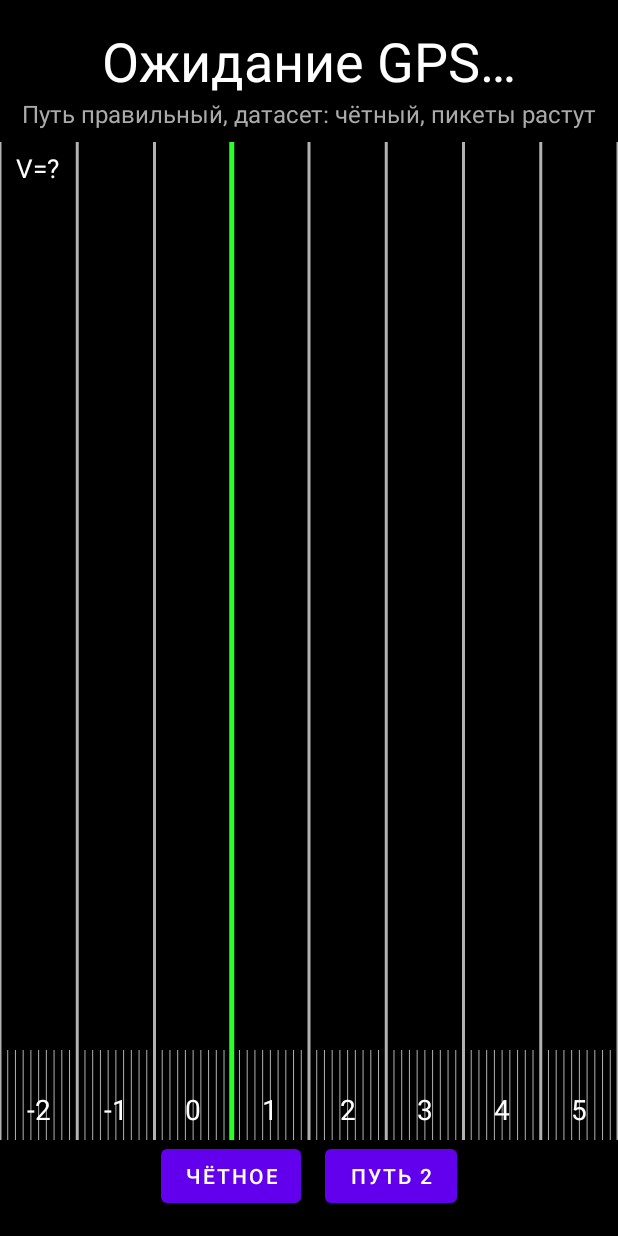
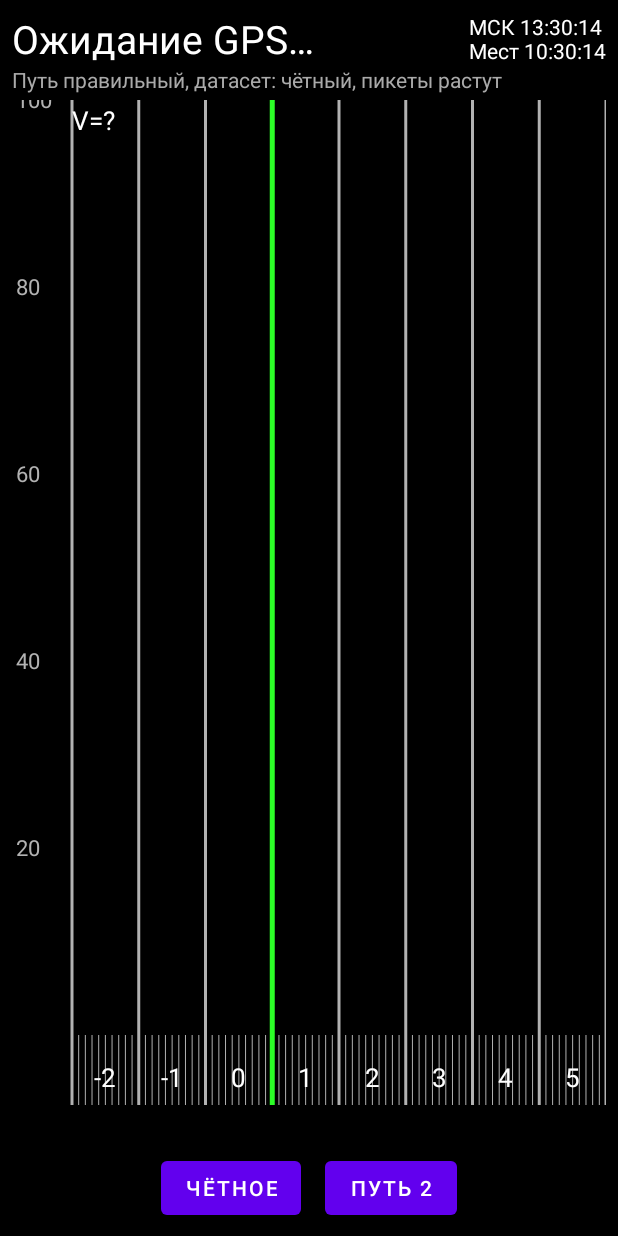
Before and after one commit to alex2512801/train-driver-app, an Android app: the screen it shows after launch (MainActivity), after a tap on "ПУТЬ 1", on a phone screen of 412 x 824 dp. Run offline under Robolectric (Android 15) with nearby library versions, the phone set to English and light mode, and no system bars; 3 other taps on this screen came first.

Commit message:
Fix main screen to match the actual mockup from spec section 14
The first main-screen slice was built from the text description in
spec section 7 alone -- I never read pages 8-14 of the original spec
PDF, which is where section 14 ("Приложение: полный набор изображений
макетов") actually lives with real screenshots of the intended screen.
That first version was missing a header, speed numbers on the steps
themselves, a speed scale, and the status bar, and looked nothing like
the real thing.

- TrackProfileView: added a left-side speed axis (100/80/60/40/20) and
  a bold speed number centered on each step (merging adjacent
  same-speed samples into one segment first, so the number has
  somewhere sensible to sit), matching the mockup's look.
- SpeedLimitResolver.findNextChange(): scans ahead in the direction of
  travel for the next point where the speed limit changes -- needed
  for the status bar's "V=.../S=..." cell.
- MainActivity/activity_main.xml: added a header (coordinate + live
  MSK/local clock, MSK computed as a fixed UTC+3 offset) and the
  5-cell status bar from spec section 7 (Vф from real GPS speed, V=/S=
  from findNextChange; Уклон/Голова/Хвост still "-" -- no relief or
  signal-position data yet).
- Republished the HTML preview with the same fixes so it can be
  checked without building the APK.

Still missing from this slice: destination station name and
connectivity/battery icons in the header, the signal line with
distance tags, signal/station icons, pictogram row, relief profile,
temporary-restriction hatching (no temporary-restriction data yet),
gradient/head/tail status cells (no relief or signal-position data),
day/night mode.

Co-Authored-By: Claude Sonnet 5 <noreply@anthropic.com>
Claude-Session: https://claude.ai/code/session_01MeqXy3bM3pXBsLT7y2uZA9

```diff
--- a/app/src/main/java/ru/traindriver/app/MainActivity.kt
+++ b/app/src/main/java/ru/traindriver/app/MainActivity.kt
@@ -3,12 +3,19 @@ package ru.traindriver.app
 import android.Manifest
 import android.annotation.SuppressLint
 import android.content.pm.PackageManager
+import android.location.Location
 import android.os.Bundle
+import android.os.Handler
+import android.os.Looper
 import android.widget.Button
 import android.widget.TextView
 import androidx.activity.result.contract.ActivityResultContracts
 import androidx.appcompat.app.AppCompatActivity
 import androidx.core.content.ContextCompat
+import java.text.SimpleDateFormat
+import java.util.Date
+import java.util.Locale
+import java.util.TimeZone
 import ru.traindriver.app.location.GpsLocationProvider
 import ru.traindriver.app.route.ChainageFormatter
 import ru.traindriver.app.route.Direction
@@ -17,12 +24,15 @@ import ru.traindriver.app.route.PathStatus
 import ru.traindriver.app.route.RouteAssetLoader
 import ru.traindriver.app.route.RouteTrack
 import ru.traindriver.app.route.SpeedLimitAssetLoader
+import ru.traindriver.app.route.SpeedLimitResolver
 import ru.traindriver.app.ui.TrackProfileView
 
 class MainActivity : AppCompatActivity() {
 
     private lateinit var coordinateText: TextView
     private lateinit var directionInfoText: TextView
+    private lateinit var timeText: TextView
+    private lateinit var statusBarText: TextView
     private lateinit var directionButton: Button
     private lateinit var pathButton: Button
     private lateinit var trackProfileView: TrackProfileView
@@ -40,6 +50,24 @@ class MainActivity : AppCompatActivity() {
         )
     }
 
+    private val speedLimits by lazy { SpeedLimitAssetLoader.loadSpeedLimits(this) }
+    private val speedLimitResolver by lazy { SpeedLimitResolver(speedLimits) }
+
+    // РЖД всегда работает по московскому времени (ТЗ раздел 7) — местное берём из часового
+    // пояса самого телефона, оба видны одновременно.
+    private val mskFormat = SimpleDateFormat("HH:mm:ss", Locale.getDefault()).apply {
+        timeZone = TimeZone.getTimeZone("Europe/Moscow")
+    }
+    private val localFormat = SimpleDateFormat("HH:mm:ss", Locale.getDefault())
+    private val timeHandler = Handler(Looper.getMainLooper())
+    private val timeUpdater = object : Runnable {
+        override fun run() {
+            val now = Date()
+            timeText.text = "МСК ${mskFormat.format(now)}\nМест ${localFormat.format(now)}"
+            timeHandler.postDelayed(this, 1000)
+        }
+    }
+
     private val requestPermissionLauncher =
         registerForActivityResult(ActivityResultContracts.RequestPermission()) { granted ->
             if (granted) {
@@ -55,12 +83,15 @@ class MainActivity : AppCompatActivity() {
 
         coordinateText = findViewById(R.id.coordinateText)
         directionInfoText = findViewById(R.id.directionInfoText)
+        timeText = findViewById(R.id.timeText)
+        statusBarText = findViewById(R.id.statusBarText)
         directionButton = findViewById(R.id.directionButton)
         pathButton = findViewById(R.id.pathButton)
         trackProfileView = findViewById(R.id.trackProfileView)
         gpsLocationProvider = GpsLocationProvider(this)
 
-        trackProfileView.setSpeedLimits(SpeedLimitAssetLoader.loadSpeedLimits(this))
+        trackProfileView.setSpeedLimits(speedLimits)
+        timeHandler.post(timeUpdater)
 
         directionButton.setOnClickListener {
             val newDirection = directionSelection.direction.opposite()
@@ -83,6 +114,7 @@ class MainActivity : AppCompatActivity() {
 
     override fun onDestroy() {
         gpsLocationProvider.stop()
+        timeHandler.removeCallbacks(timeUpdater)
         super.onDestroy()
     }
 
@@ -118,6 +150,26 @@ class MainActivity : AppCompatActivity() {
             val chainageM = routeTrack.chainageMetersFor(location.latitude, location.longitude)
             coordinateText.text = ChainageFormatter.format(chainageM)
             trackProfileView.setTrainPositionM(chainageM)
+            statusBarText.text = buildStatusBarText(location, chainageM)
         }
     }
+
+    // Нижняя статусная строка (ТЗ раздел 7): Vф | уклон | V=/S= | голова | хвост.
+    // Уклон/голова/хвост пока "—" — нет данных о рельефе и о км+пк сигналов (см. README).
+    private fun buildStatusBarText(location: Location, chainageM: Double): String {
+        val vf = if (location.hasSpeed()) "Vф=${(location.speed * 3.6).toInt()}" else "Vф=?"
+
+        val next = speedLimitResolver.findNextChange(
+            direction = directionSelection.effectiveDataset,
+            fromMeters = chainageM,
+            forward = directionSelection.picketsGrowing
+        )
+        val nextText = if (next != null) {
+            "V=${next.speedLimit.speedKmh} S=${next.distanceM.toInt()}м"
+        } else {
+            "V=? S=?"
+        }
+
+        return "$vf   Уклон=—   $nextText   Голова=—   Хвост=—"
+    }
 }
--- a/app/src/main/java/ru/traindriver/app/route/SpeedLimitResolver.kt
+++ b/app/src/main/java/ru/traindriver/app/route/SpeedLimitResolver.kt
@@ -1,4 +1,9 @@
 package ru.traindriver.app.route
+
+import kotlin.math.abs
+
+/** Следующее ограничение с ДРУГОЙ скоростью впереди по ходу движения и расстояние до него. */
+data class NextRestriction(val speedLimit: SpeedLimit, val distanceM: Double)
 
 /**
  * Ищет действующее ограничение скорости в точке пути. В данных есть "общая" строка на весь
@@ -12,4 +17,29 @@ class SpeedLimitResolver(private val limits: List<SpeedLimit>) {
         limits.asSequence()
             .filter { it.direction == direction && it.contains(meters) }
             .minByOrNull { it.lengthM }
+
+    /**
+     * Ищет ближайшую впереди точку, где действующая скорость меняется (нижняя статусная
+     * строка ТЗ раздел 7: "V=[скорость] км/ч" / "S=[расстояние] м"). [forward] — двигаться ли
+     * в сторону роста метров (чётное) или убывания (нечётное), см. DirectionSelection.picketsGrowing.
+     */
+    fun findNextChange(
+        direction: Direction,
+        fromMeters: Double,
+        forward: Boolean,
+        maxLookaheadM: Double = 5000.0,
+        stepM: Double = 10.0
+    ): NextRestriction? {
+        val current = speedAt(direction, fromMeters)?.speedKmh
+        var m = fromMeters
+        val limit = if (forward) fromMeters + maxLookaheadM else fromMeters - maxLookaheadM
+        while (if (forward) m < limit else m > limit) {
+            m = if (forward) m + stepM else m - stepM
+            val found = speedAt(direction, m)
+            if (found != null && found.speedKmh != current) {
+                return NextRestriction(found, abs(m - fromMeters))
+            }
+        }
+        return null
+    }
 }
--- a/app/src/main/java/ru/traindriver/app/ui/TrackProfileView.kt
+++ b/app/src/main/java/ru/traindriver/app/ui/TrackProfileView.kt
@@ -4,6 +4,7 @@ import android.content.Context
 import android.graphics.Canvas
 import android.graphics.Color
 import android.graphics.Paint
+import android.graphics.Typeface
 import android.util.AttributeSet
 import android.view.View
 import kotlin.math.ceil
@@ -13,14 +14,18 @@ import ru.traindriver.app.route.SpeedLimit
 import ru.traindriver.app.route.SpeedLimitResolver
 
 /**
- * Первый, самый простой срез главного экрана (ТЗ раздел 7) — то, на чём держится всё
- * остальное: километровая/пикетная линейка и ступенчатый график постоянных ограничений
- * скорости. Пока НЕ реализовано (сознательно, отдельными следующими шагами): шапка,
- * линия сигналов и их таблички, пиктограммы, профиль рельефа, штриховка временных
- * ограничений, день/ночь. Цвета — из ночной палитры ТЗ (раздел 7), день/ночь пока нет.
+ * Срез главного экрана (ТЗ раздел 7) — километровая/пикетная линейка и ступенчатый график
+ * постоянных ограничений скорости, со шкалой скорости и числами на самих ступенях (сверено
+ * с макетом из раздела 14 ТЗ — "Главный экран (ночной режим)").
  *
- * Внешний вид ЕЩЁ НЕ ПРОВЕРЕН на реальном экране (в этой среде разработки нет Android SDK,
- * см. README) — пропорции и читаемость нужно будет поправить по факту.
+ * Пока НЕ реализовано (сознательно, отдельными следующими шагами): линия сигналов и их
+ * таблички, значки сигналов/станций, пиктограммы, профиль рельефа, штриховка временных
+ * ограничений (нет данных о временных ограничениях — только постоянные), штриховка
+ * "короткого участка повышенной скорости" (ТЗ раздел 9), день/ночь. Цвета — из ночной
+ * палитры ТЗ (раздел 7).
+ *
+ * Внешний вид ПРОВЕРЕН пока только на HTML-макете (см. чат), не на реальном устройстве —
+ * в этой среде разработки нет Android SDK, см. README.
  */
 class TrackProfileView @JvmOverloads constructor(
     context: Context,
@@ -30,10 +35,15 @@ class TrackProfileView @JvmOverloads constructor(
     companion object {
         private const val MAX_SPEED_KMH = 100f
         private const val SAMPLE_STEP_M = 20.0
-        private const val RULER_HEIGHT_PX = 90f
+        private const val RULER_HEIGHT_PX = 70f
+        private const val AXIS_WIDTH_PX = 60f
         private const val KM_LINE_LENGTH_M = 1000.0
         private const val PICKET_LENGTH_M = 100.0
+        private const val MIN_SEGMENT_PX_FOR_LABEL = 36f
+        private val AXIS_SPEEDS = intArrayOf(100, 80, 60, 40, 20)
     }
+
+    private data class Segment(val startM: Double, val endM: Double, val speedKmh: Int)
 
     private var speedLimits: List<SpeedLimit> = emptyList()
     private var resolver = SpeedLimitResolver(emptyList())
@@ -61,7 +71,20 @@ class TrackProfileView @JvmOverloads constructor(
     }
     private val kmTextPaint = Paint().apply {
         color = Color.WHITE
-        textSize = 28f
+        textSize = 26f
+        textAlign = Paint.Align.CENTER
+        isAntiAlias = true
+    }
+    private val axisTextPaint = Paint().apply {
+        color = Color.rgb(178, 178, 178)
+        textSize = 22f
+        textAlign = Paint.Align.LEFT
+        isAntiAlias = true
+    }
+    private val stepNumberPaint = Paint().apply {
+        color = Color.WHITE
+        textSize = 40f
+        typeface = Typeface.DEFAULT_BOLD
         textAlign = Paint.Align.CENTER
         isAntiAlias = true
     }
@@ -95,35 +118,70 @@ class TrackProfileView @JvmOverloads constructor(
         val fromM = trainPositionM - behindM
         val toM = trainPositionM + aheadM
         val spanM = toM - fromM
+        val graphLeft = AXIS_WIDTH_PX
+        val graphWidth = width - AXIS_WIDTH_PX
         val stepAreaHeight = height - RULER_HEIGHT_PX
 
-        fun xFor(meters: Double): Float = ((meters - fromM) / spanM * width).toFloat()
+        fun xFor(meters: Double): Float = graphLeft + ((meters - fromM) / spanM * graphWidth).toFloat()
         fun yForSpeed(speedKmh: Int): Float =
             stepAreaHeight * (1f - (speedKmh.coerceIn(0, 100) / MAX_SPEED_KMH))
 
-        drawSpeedSteps(canvas, fromM, toM, ::xFor, ::yForSpeed, stepAreaHeight)
+        val segments = computeSegments(fromM, toM)
+
+        drawSpeedSteps(canvas, segments, ::xFor, ::yForSpeed, stepAreaHeight)
+        drawSpeedAxis(canvas, ::yForSpeed)
         drawKmRuler(canvas, fromM, toM, ::xFor, stepAreaHeight)
         drawTrainMarker(canvas, ::xFor)
         drawCurrentSpeedLabel(canvas)
     }
 
+    /** Склеивает соседние сэмплы с одинаковой скоростью в один непрерывный участок —
+     * иначе не на чем аккуратно центрировать подпись числа на ступени. */
+    private fun computeSegments(fromM: Double, toM: Double): List<Segment> {
+        val segments = mutableListOf<Segment>()
+        var segStart = fromM
+        var segSpeed = resolver.speedAt(direction, fromM + SAMPLE_STEP_M / 2)?.speedKmh
+        var m = fromM
+        while (m < toM) {
+            val next = (m + SAMPLE_STEP_M).coerceAtMost(toM)
+            val mid = (m + next) / 2.0
+            val speed = resolver.speedAt(direction, mid)?.speedKmh
+            if (speed != segSpeed) {
+                if (segSpeed != null) segments.add(Segment(segStart, m, segSpeed))
+                segStart = m
+                segSpeed = speed
+            }
+            m = next
+        }
+        if (segSpeed != null) segments.add(Segment(segStart, toM, segSpeed))
+        return segments
+    }
+
     private fun drawSpeedSteps(
         canvas: Canvas,
-        fromM: Double,
-        toM: Double,
+        segments: List<Segment>,
         xFor: (Double) -> Float,
         yForSpeed: (Int) -> Float,
         stepAreaHeight: Float
     ) {
-        var m = fromM
-        while (m < toM) {
-            val next = (m + SAMPLE_STEP_M).coerceAtMost(toM)
-            val mid = (m + next) / 2.0
-            val limit = resolver.speedAt(direction, mid)
-            if (limit != null) {
-                canvas.drawRect(xFor(m), yForSpeed(limit.speedKmh), xFor(next), stepAreaHeight, stepPaint)
+        for (segment in segments) {
+            val x0 = xFor(segment.startM)
+            val x1 = xFor(segment.endM)
+            val top = yForSpeed(segment.speedKmh)
+            canvas.drawRect(x0, top, x1, stepAreaHeight, stepPaint)
+
+            if (x1 - x0 >= MIN_SEGMENT_PX_FOR_LABEL) {
+                val metrics = stepNumberPaint.fontMetrics
+                val textY = (top + stepAreaHeight) / 2f - (metrics.ascent + metrics.descent) / 2f
+                canvas.drawText(segment.speedKmh.toString(), (x0 + x1) / 2f, textY, stepNumberPaint)
             }
-            m = next
+        }
+    }
+
+    private fun drawSpeedAxis(canvas: Canvas, yForSpeed: (Int) -> Float) {
+        for (speed in AXIS_SPEEDS) {
+            val y = yForSpeed(speed)
+            canvas.drawText(speed.toString(), 4f, y + 8f, axisTextPaint)
         }
     }
 
@@ -159,7 +217,7 @@ class TrackProfileView @JvmOverloads constructor(
             val kmBoundary = kmIndex * KM_LINE_LENGTH_M
             val centerM = kmBoundary + KM_LINE_LENGTH_M / 2
             if (centerM in fromM..toM) {
-                canvas.drawText((kmIndex + 1).toString(), xFor(centerM), rulerBottom - 20f, kmTextPaint)
+                canvas.drawText((kmIndex + 1).toString(), xFor(centerM), rulerBottom - 18f, kmTextPaint)
             }
         }
     }
@@ -172,6 +230,6 @@ class TrackProfileView @JvmOverloads constructor(
     private fun drawCurrentSpeedLabel(canvas: Canvas) {
         val limit = resolver.speedAt(direction, trainPositionM)
         val text = if (limit != null) "V=${limit.speedKmh} км/ч" else "V=?"
-        canvas.drawText(text, 16f, 36f, speedTextPaint)
+        canvas.drawText(text, AXIS_WIDTH_PX, 30f, speedTextPaint)
     }
 }
--- a/app/src/main/res/layout/activity_main.xml
+++ b/app/src/main/res/layout/activity_main.xml
@@ -1,46 +1,70 @@
 <?xml version="1.0" encoding="utf-8"?>
 <!--
-    Временный технический экран. Настоящий главный экран (шапка, линия сигналов,
-    пиктограммы и т.д. — см. ТЗ, раздел 7) будет достраиваться отдельными шагами.
-    TrackProfileView ниже — первый срез главного экрана: километровая линейка и
-    ступенчатый график ограничений скорости, ещё не проверенный на реальном устройстве.
+    Временный технический экран. Настоящий главный экран (значки сигналов/станций,
+    пиктограммы, профиль рельефа и т.д. — см. ТЗ, раздел 7 и раздел 14 с макетами) будет
+    достраиваться отдельными шагами. TrackProfileView ниже — километровая линейка и
+    ступенчатый график ограничений скорости, сверено с макетом, но ещё не проверено на
+    реальном устройстве.
 -->
 <LinearLayout xmlns:android="http://schemas.android.com/apk/res/android"
     android:layout_width="match_parent"
     android:layout_height="match_parent"
     android:background="#000000"
-    android:orientation="vertical">
+    android:orientation="vertical"
+    android:padding="8dp">
 
-    <TextView
-        android:id="@+id/coordinateText"
+    <LinearLayout
         android:layout_width="match_parent"
         android:layout_height="wrap_content"
-        android:layout_marginTop="16dp"
-        android:text="@string/waiting_for_gps"
-        android:textColor="#FFFFFF"
-        android:textSize="36sp"
-        android:gravity="center" />
+        android:orientation="horizontal"
+        android:gravity="center_vertical">
+
+        <TextView
+            android:id="@+id/coordinateText"
+            android:layout_width="0dp"
+            android:layout_height="wrap_content"
+            android:layout_weight="1"
+            android:text="@string/waiting_for_gps"
+            android:textColor="#FFFFFF"
+            android:textSize="26sp" />
+
+        <TextView
+            android:id="@+id/timeText"
+            android:layout_width="wrap_content"
+            android:layout_height="wrap_content"
+            android:textColor="#FFFFFF"
+            android:textSize="14sp" />
+
+    </LinearLayout>
 
     <TextView
         android:id="@+id/directionInfoText"
         android:layout_width="match_parent"
         android:layout_height="wrap_content"
         android:textColor="#AAAAAA"
-        android:textSize="16sp"
-        android:gravity="center" />
+        android:textSize="14sp" />
 
     <ru.traindriver.app.ui.TrackProfileView
         android:id="@+id/trackProfileView"
         android:layout_width="match_parent"
         android:layout_height="0dp"
         android:layout_weight="1"
-        android:layout_marginTop="8dp" />
+        android:layout_marginTop="4dp" />
+
+    <TextView
+        android:id="@+id/statusBarText"
+        android:layout_width="match_parent"
+        android:layout_height="wrap_content"
+        android:layout_marginTop="4dp"
+        android:textColor="#FFFFFF"
+        android:textSize="14sp"
+        android:fontFamily="monospace" />
 
     <LinearLayout
         android:layout_width="wrap_content"
         android:layout_height="wrap_content"
         android:layout_gravity="center_horizontal"
-        android:layout_marginBottom="16dp"
+        android:layout_marginTop="8dp"
         android:orientation="horizontal">
 
         <Button
```
Also changed, not shown: 2 other files.
